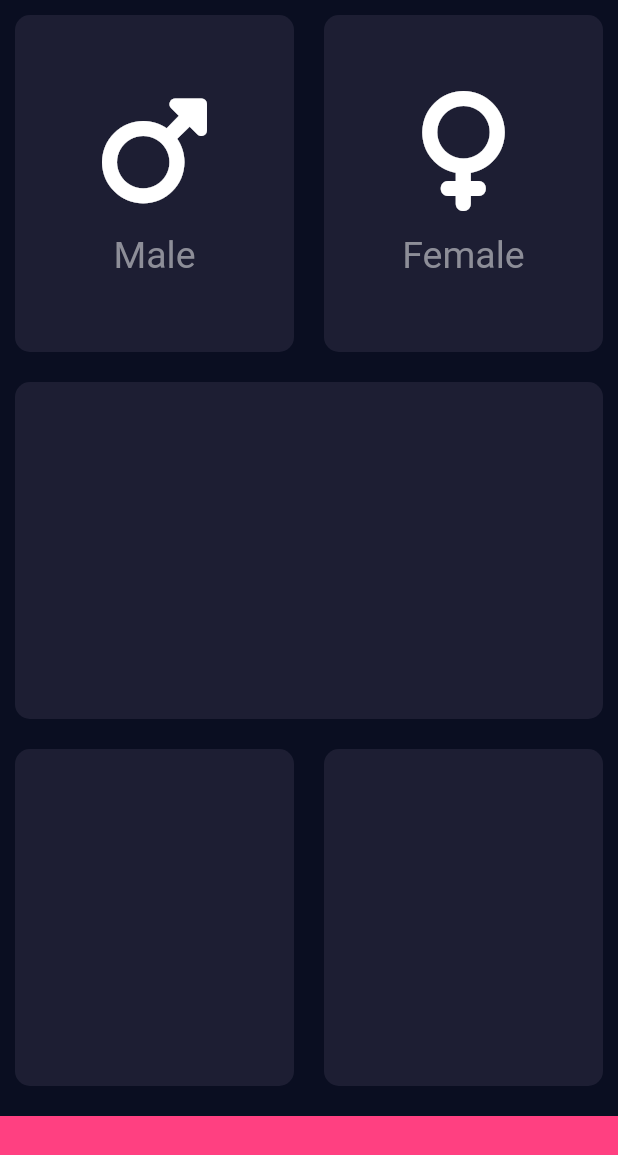
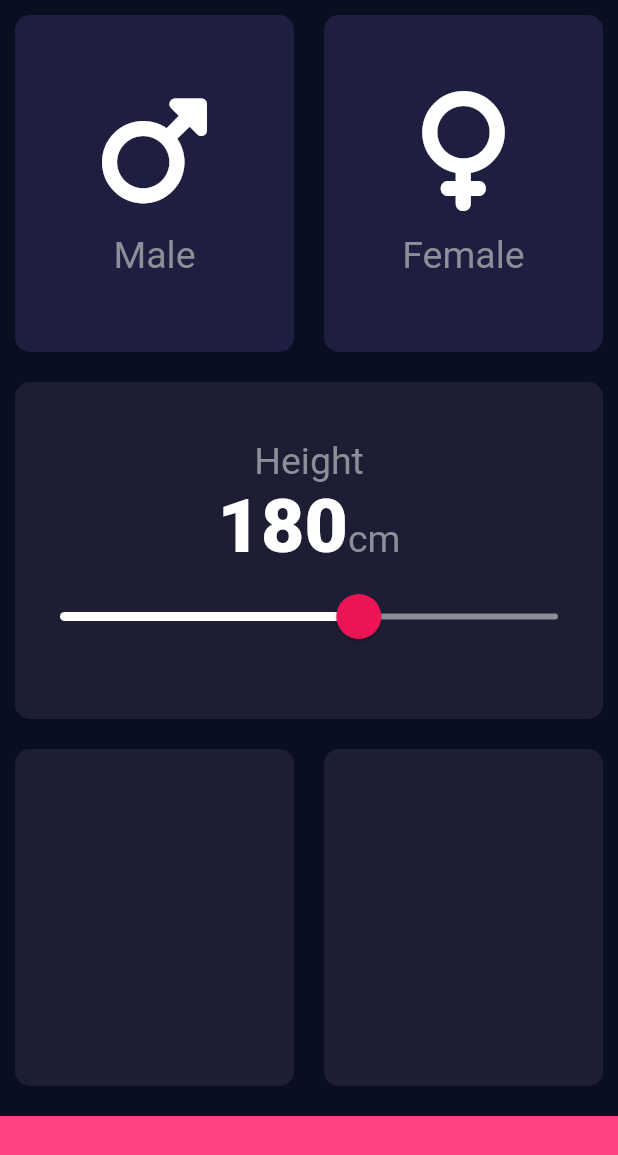
Before and after one commit to Balghari13/angela_prac, a Flutter app: the BmiApp screen opened directly, on a phone screen of 412 x 824 dp. Shown: the top 1155 px of the screen. Run offline on Flutter 3.47's test engine with Material 2 defaults, Android fonts, the phone set to English and light mode, and no system bars; our stand-ins replace audioplayers, font_awesome_flutter, rflutter_alert.

Commit message:
added a slider and change it's theme.

```diff
--- a/lib/BMI/bmi_app.dart
+++ b/lib/BMI/bmi_app.dart
@@ -2,11 +2,13 @@ import 'package:angela_course_prac_repo/BMI/reusable_container.dart';
 import 'package:flutter/material.dart';
 import 'package:font_awesome_flutter/font_awesome_flutter.dart';
 
+import 'constants.dart';
 import 'icon_data.dart';
 
-const bottomHeightContainer = 80.0;
-const activeCardColor = Color(0xff1d1e33);
-const bottomContainerColor = Colors.pinkAccent;
+enum Gender{
+  male, female,
+}
+
 
 class BmiApp extends StatefulWidget {
   const BmiApp({super.key});
@@ -16,18 +18,41 @@ class BmiApp extends StatefulWidget {
 }
 
 class _BmiAppState extends State<BmiApp> {
+  // Color maleColor = inActiveColor;
+  // Color femaleColor = inActiveColor;
+     Gender? selectedGender;
+     int height = 180;
+  // void update(Gender gender){
+  //
+  //   // if(gender== Gender.male){
+  //   //   maleColor = activeCardColor;
+  //   //   femaleColor = inActiveColor;
+  //   // }
+  //   // if(gender==Gender.female)
+  //   // {
+  //   //   femaleColor = activeCardColor;
+  //   //   maleColor = inActiveColor;
+  //   // }
+  // }
+
   @override
   Widget build(BuildContext context) {
     return  SafeArea(
       child: Scaffold(
         body: Column(
+          crossAxisAlignment: CrossAxisAlignment.stretch,
           children: [
              Expanded(child: Row(
               children: [
                 Expanded(
                 child: ReusableContainer(
+                  onPress: (){
+                    setState(() {
+                      selectedGender = Gender.male;
+                    });
+                  },
                   cardChild: const IconWidget(icon: FontAwesomeIcons.mars, gender: 'Male',),
-                  color: activeCardColor,),
+                  color: selectedGender==Gender.male?kActiveCardColor:kInActiveColor,),
                 //   child: Container(
                 //   margin: EdgeInsets.all(10),
                 //   decoration: BoxDecoration(
@@ -37,24 +62,68 @@ class _BmiAppState extends State<BmiApp> {
                 // ),
                 ),
                 Expanded(child: ReusableContainer(
+                  onPress: (){
+                    setState(() {
+                      selectedGender = Gender.female;
+                    });
+
+                  },
                   cardChild: const IconWidget(icon: FontAwesomeIcons.venus, gender: 'Female',),
-                  color: activeCardColor,)),
+                  color: selectedGender==Gender.female?kActiveCardColor:kInActiveColor,)),
               ],
             )),
-             Expanded(child: ReusableContainer(color: activeCardColor,),),
+             Expanded(child: ReusableContainer(color: kActiveCardColor,
+             cardChild: Column(
+               mainAxisAlignment: MainAxisAlignment.center,
+               children: [
+                 Text('Height', style: kLabelText,),
+                 Row(
+                   mainAxisAlignment: MainAxisAlignment.center,
+                   crossAxisAlignment: CrossAxisAlignment.baseline,
+                   textBaseline: TextBaseline.alphabetic,
+                   children: [
+                     Text(height.toString(), style: kNumberText,),
+                     Text('cm', style: kLabelText,)
+                   ],
+                 ),
+                 SliderTheme(
+                   data: SliderThemeData(
+                     thumbShape: RoundSliderThumbShape(enabledThumbRadius: 15),
+                     overlayShape: RoundSliderOverlayShape(overlayRadius: 30),
+                     thumbColor: Color(0xffeb1555),
+                     overlayColor: Color(0x29eb1555),
+                     activeTrackColor: Colors.white,
+                     inactiveTrackColor: Color(0xff8d8e98)
+                   ),
+
+                   child: Slider(
+                      value: height.toDouble(),
+                     min: 120,
+                     max: 220,
+                     onChanged: (double val){
+
+                        setState(() {
+                          height = val.round();
+                        });
+                     },
+                   ),
+                 )
+               ],
+             ),
+             ),),
              Expanded(child: Row(
               children: [
-                Expanded(child:  ReusableContainer(color: activeCardColor,),),
+                Expanded(child:  ReusableContainer(color: kActiveCardColor,),),
                 Expanded(child:
-               ReusableContainer(color: activeCardColor,),),
+               ReusableContainer(color: kActiveCardColor,),),
 
               ],
             )),
             Container(
               width: double.infinity,
-             height: bottomHeightContainer,
+             height: kBottomHeightContainer,
               margin: const EdgeInsets.only(top: 10),
-             color: bottomContainerColor,
+             color: kBottomContainerColor,
 
             ),
           ],
--- /dev/null
+++ b/lib/BMI/constants.dart
@@ -0,0 +1,8 @@
+import 'package:flutter/material.dart';
+
+const kLabelText = TextStyle(fontSize: 25, color: Color(0xff8d8e98));
+const kBottomHeightContainer = 80.0;
+const kActiveCardColor = Color(0xff1d1e33);
+const kInActiveColor = Color(0xff1d1e40);
+const kBottomContainerColor = Colors.pinkAccent;
+const kNumberText = TextStyle(fontSize:50, fontWeight: FontWeight.w900);
--- a/lib/BMI/icon_data.dart
+++ b/lib/BMI/icon_data.dart
@@ -1,4 +1,6 @@
 import 'package:flutter/material.dart';
+
+import 'constants.dart';
 
 class IconWidget extends StatelessWidget {
   final IconData icon;
@@ -12,7 +14,7 @@ class IconWidget extends StatelessWidget {
       children: [
         Icon(icon, size: 80,),
         SizedBox(height: 15,),
-        Text(gender, style: TextStyle(fontSize: 25, color: Color(0xff8d8e98)),)
+        Text(gender, style: kLabelText,)
       ],
     );
   }
--- a/lib/BMI/reusable_container.dart
+++ b/lib/BMI/reusable_container.dart
@@ -3,16 +3,20 @@ import 'package:flutter/material.dart';
 class ReusableContainer extends StatelessWidget {
   final Color color;
   final Widget? cardChild;
-  ReusableContainer({super.key, required this.color, this.cardChild});
+  final VoidCallback? onPress;
+  ReusableContainer({super.key, required this.color, this.cardChild, this.onPress});
 
   @override
   Widget build(BuildContext context) {
-    return  Container(
-      child: cardChild,
-      margin: const EdgeInsets.all(10),
-      decoration: BoxDecoration(
-          color: color,
-          borderRadius: BorderRadius.circular(10)
+    return  GestureDetector(
+      onTap: onPress,
+      child: Container(
+        child: cardChild,
+        margin: const EdgeInsets.all(10),
+        decoration: BoxDecoration(
+            color: color,
+            borderRadius: BorderRadius.circular(10)
+        ),
       ),
     );
   }
```
